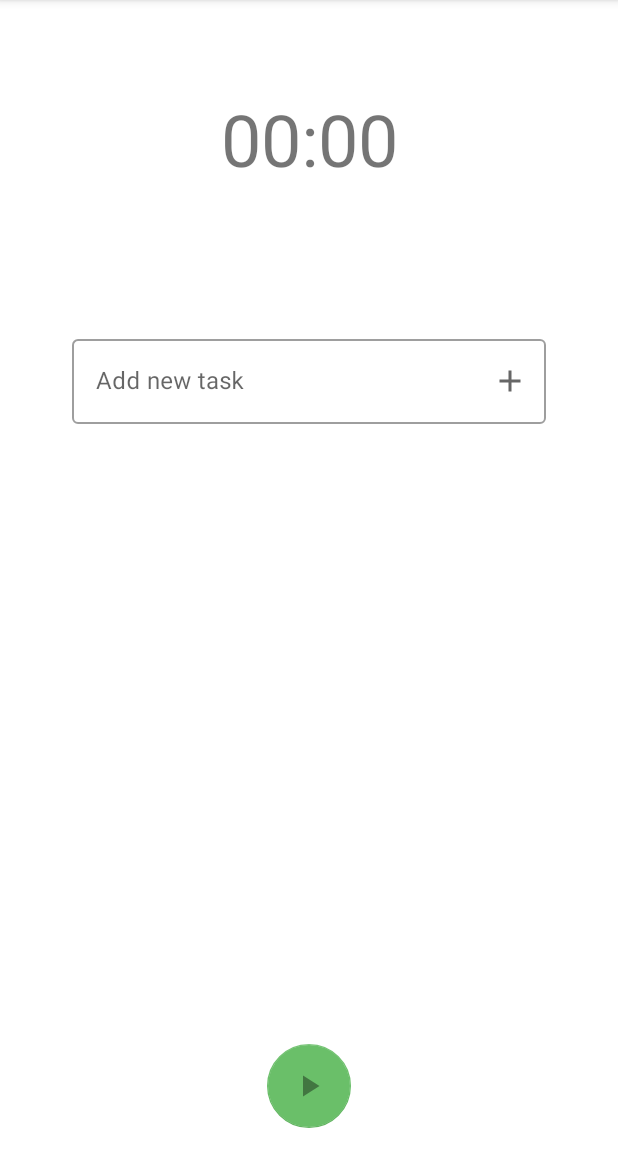
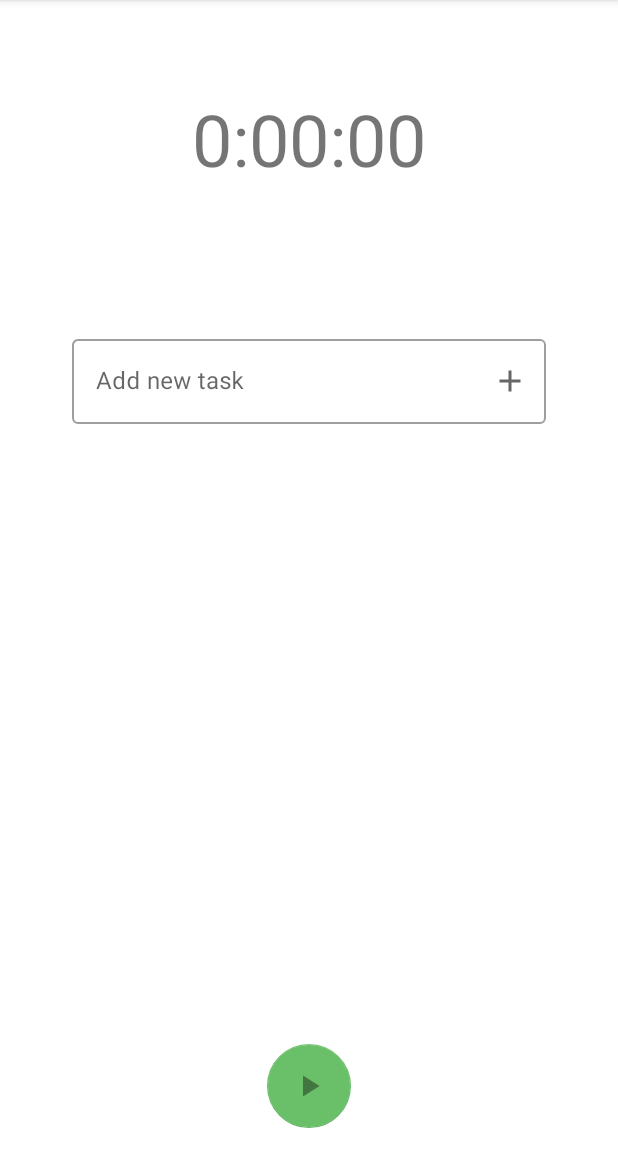
Before and after one commit to mikaling/indecision, an Android app: the screen it shows after launch (MainActivity), on a phone screen of 412 x 824 dp, the part 84-1236 px from its top. Run offline under Robolectric (Android 15) with nearby library versions, the phone set to English and light mode, and no system bars.

```diff
--- a/app/src/main/res/layout/activity_main.xml
+++ b/app/src/main/res/layout/activity_main.xml
@@ -15,7 +15,7 @@
         android:layout_marginLeft="24dp"
         android:layout_marginTop="60dp"
         android:layout_marginRight="24dp"
-        android:text="00:00"
+        android:text="0:00:00"
         android:textSize="48sp"
         app:layout_constraintLeft_toLeftOf="parent"
         app:layout_constraintRight_toRightOf="parent"
@@ -47,17 +47,6 @@
     </com.google.android.material.textfield.TextInputLayout>
 
 
-    <com.google.android.material.floatingactionbutton.FloatingActionButton
-        android:id="@+id/floatingActionButton"
-        android:layout_width="wrap_content"
-        android:layout_height="wrap_content"
-        android:layout_margin="16dp"
-        android:onClick="startTimer"
-        app:backgroundTint="@color/colorAccent"
-        android:src="@drawable/ic_play_arrow_black_24dp"
-        app:layout_constraintBottom_toBottomOf="parent"
-        app:layout_constraintEnd_toEndOf="parent"
-        app:layout_constraintStart_toStartOf="parent" />
 
     <androidx.recyclerview.widget.RecyclerView
         android:id="@+id/recyclerview"
@@ -73,6 +62,17 @@
         app:layout_constraintEnd_toEndOf="parent"
         app:layout_constraintStart_toStartOf="parent"
         app:layout_constraintTop_toBottomOf="@+id/addNewTask" />
+    <com.google.android.material.floatingactionbutton.FloatingActionButton
+        android:id="@+id/floatingActionButton"
+        android:layout_width="wrap_content"
+        android:layout_height="wrap_content"
+        android:layout_margin="16dp"
+        android:onClick="startTimer"
+        app:backgroundTint="@color/colorAccent"
+        android:src="@drawable/ic_play_arrow_black_24dp"
+        app:layout_constraintBottom_toBottomOf="parent"
+        app:layout_constraintEnd_toEndOf="parent"
+        app:layout_constraintStart_toStartOf="parent" />
 
     <TextView
         android:id="@+id/chosenTask"
```
Also changed, not shown: app/src/main/java/com/mikaling/indecision/BroadcastService.java (+31 -23 lines), app/src/main/java/com/mikaling/indecision/MainActivity.java (+16 -22 lines).
